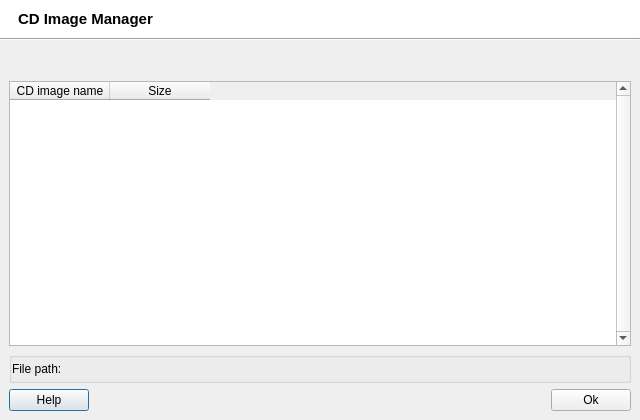
brezerk/q4wine, file src/q4wine-gui/uis/ImageManager.ui: the form before one commit.
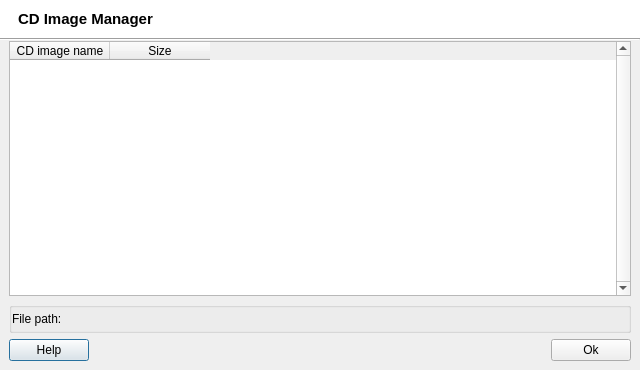
The form after the commit. Icons and pictures are not drawn.

```diff
--- a/src/q4wine-gui/uis/ImageManager.ui
+++ b/src/q4wine-gui/uis/ImageManager.ui
@@ -10,7 +10,7 @@
     <x>0</x>
     <y>0</y>
     <width>640</width>
-    <height>420</height>
+    <height>370</height>
    </rect>
   </property>
   <property name="minimumSize">
@@ -208,38 +208,7 @@
     </widget>
    </item>
    <item>
-    <widget class="QWidget" name="widget_2" native="true">
-     <layout class="QVBoxLayout" name="verticalLayout">
-      <property name="spacing">
-       <number>0</number>
-      </property>
-      <property name="margin">
-       <number>0</number>
-      </property>
-      <item>
-       <widget class="QFrame" name="tlbManager">
-        <property name="minimumSize">
-         <size>
-          <width>16</width>
-          <height>40</height>
-         </size>
-        </property>
-        <property name="maximumSize">
-         <size>
-          <width>16777215</width>
-          <height>40</height>
-         </size>
-        </property>
-        <property name="frameShape">
-         <enum>QFrame::NoFrame</enum>
-        </property>
-        <property name="frameShadow">
-         <enum>QFrame::Raised</enum>
-        </property>
-       </widget>
-      </item>
-     </layout>
-    </widget>
+    <widget class="QWidget" name="tlbManager" native="true"/>
    </item>
    <item>
     <widget class="QWidget" name="widget" native="true">
```
